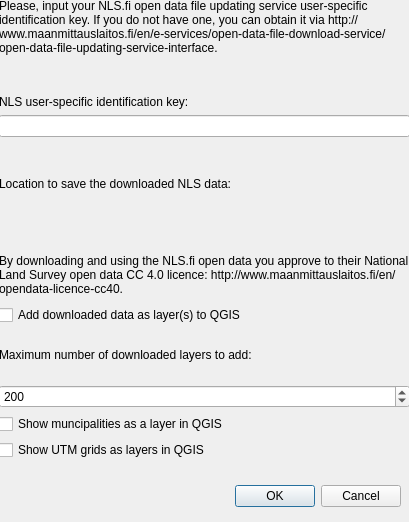
Qt form nls_geopackage_loader_dialog_NLS_user_key.ui (GispoCoding/NLSgpkgloader) before a commit.
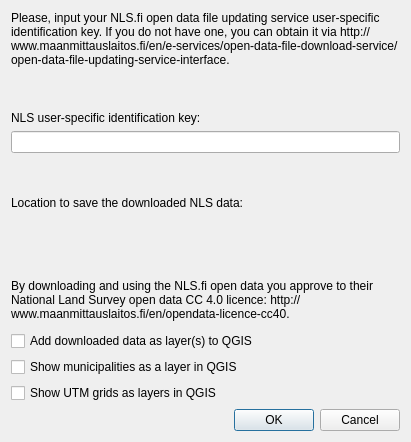
The same form after that commit. Custom widgets are drawn as their Qt base class.

Commit message:
Let users specify download directory and filename
Lets users select the directory where data is downloaded and saved.
Also lets user specify the name of the resulting geopackage file.
Municipality and map grid layer loading now done in loadLayers function.

The edit to the form file:
```diff
--- a/nls_geopackage_loader_dialog_NLS_user_key.ui
+++ b/nls_geopackage_loader_dialog_NLS_user_key.ui
@@ -6,38 +6,15 @@
    <rect>
     <x>0</x>
     <y>0</y>
-    <width>409</width>
-    <height>522</height>
+    <width>411</width>
+    <height>442</height>
    </rect>
   </property>
   <property name="windowTitle">
    <string>Settings</string>
   </property>
-  <widget class="QDialogButtonBox" name="buttonBox">
-   <property name="geometry">
-    <rect>
-     <x>60</x>
-     <y>480</y>
-     <width>341</width>
-     <height>32</height>
-    </rect>
-   </property>
-   <property name="orientation">
-    <enum>Qt::Horizontal</enum>
-   </property>
-   <property name="standardButtons">
-    <set>QDialogButtonBox::Cancel|QDialogButtonBox::Ok</set>
-   </property>
-  </widget>
-  <widget class="QWidget" name="verticalLayoutWidget">
-   <property name="geometry">
-    <rect>
-     <x>-1</x>
-     <y>-1</y>
-     <width>411</width>
-     <height>461</height>
-    </rect>
-   </property>
+  <layout class="QVBoxLayout" name="verticalLayout_2">
+   <item>
    <layout class="QVBoxLayout" name="verticalLayout">
     <item>
      <widget class="QLabel" name="label">
@@ -105,30 +82,10 @@
       </property>
      </widget>
     </item>
-    <item>
-     <widget class="QLabel" name="label_5">
-      <property name="text">
-       <string>Maximum number of downloaded layers to add:</string>
-      </property>
-      <property name="alignment">
-       <set>Qt::AlignLeading|Qt::AlignLeft|Qt::AlignVCenter</set>
-      </property>
-     </widget>
-    </item>
-    <item>
-     <widget class="QgsSpinBox" name="maxNumberOfLayersToAddSpinBox">
-      <property name="maximum">
-       <number>5000</number>
-      </property>
-      <property name="value">
-       <number>200</number>
-      </property>
-     </widget>
-    </item>
     <item>
      <widget class="QCheckBox" name="showMunicipalitiesAsLayerCheckBox">
       <property name="text">
-       <string>Show muncipalities as a layer in QGIS</string>
+        <string>Show municipalities as a layer in QGIS</string>
       </property>
      </widget>
     </item>
@@ -139,8 +96,19 @@
       </property>
      </widget>
     </item>
-   </layout>
-  </widget>
+     <item>
+      <widget class="QDialogButtonBox" name="buttonBox">
+       <property name="orientation">
+        <enum>Qt::Horizontal</enum>
+       </property>
+       <property name="standardButtons">
+        <set>QDialogButtonBox::Cancel|QDialogButtonBox::Ok</set>
+       </property>
+      </widget>
+     </item>
+    </layout>
+   </item>
+  </layout>
  </widget>
  <customwidgets>
   <customwidget>
@@ -153,11 +121,6 @@
    <extends>QLineEdit</extends>
    <header>qgsfilterlineedit.h</header>
   </customwidget>
-  <customwidget>
-   <class>QgsSpinBox</class>
-   <extends>QSpinBox</extends>
-   <header>qgsspinbox.h</header>
-  </customwidget>
  </customwidgets>
  <resources/>
  <connections>
```
Lines whose indentation alone changed are shown as unchanged. The commit also changes 2 other files.
